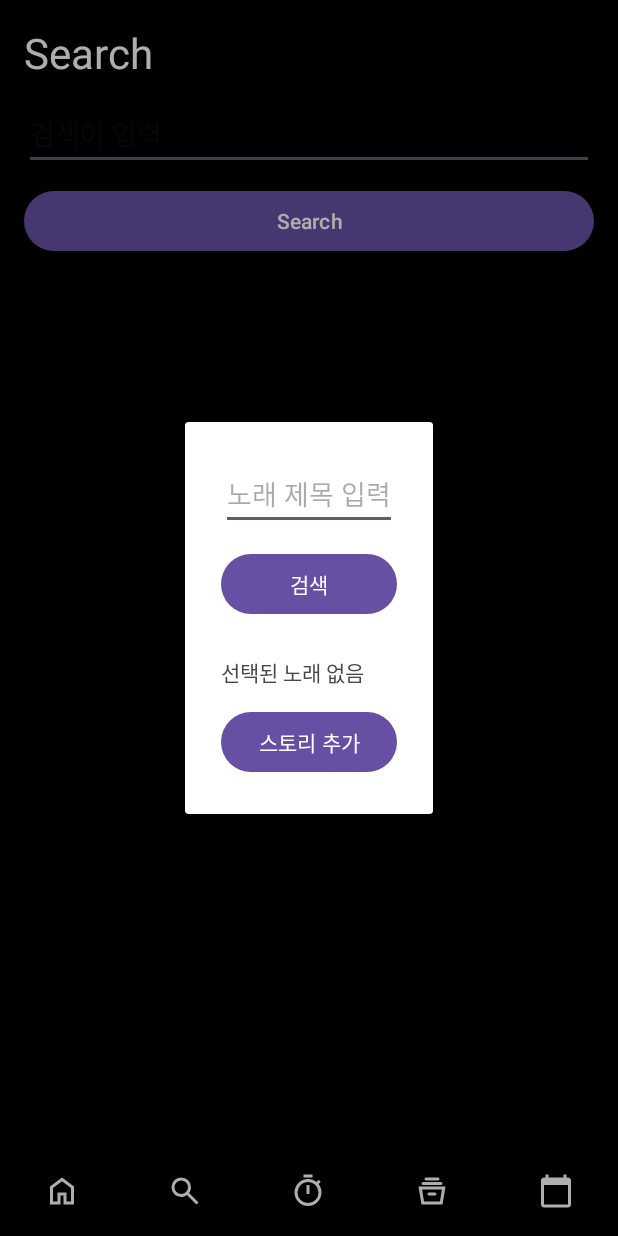
After one commit to ammgree/FLIPI, an Android app: the fragment StoryAddFragment placed in its activity, on a phone screen of 412 x 824 dp. The commit adds this screen. Run offline under Robolectric (Android 15) with nearby library versions, the phone set to English and light mode, and no system bars; our stand-ins replace Firebase (no records; nobody signed in at launch, a user with empty details on screens opened directly); pictures from the network do not load.

Commit message:
story 1차 구성

```diff
--- a/app/build.gradle.kts
+++ b/app/build.gradle.kts
@@ -3,6 +3,7 @@ plugins {
     alias(libs.plugins.kotlin.android)
     id("com.google.gms.google-services")
     id("androidx.navigation.safeargs.kotlin")
+    id("kotlin-parcelize")
 }
 
 android {
--- /dev/null
+++ b/app/src/main/java/com/example/itunesapi/StoryAddFragment.kt
@@ -0,0 +1,116 @@
+package com.example.itunesapi
+
+import android.app.AlertDialog
+import android.app.Dialog
+import android.os.Bundle
+import androidx.fragment.app.Fragment
+import android.view.LayoutInflater
+import android.view.View
+import android.view.ViewGroup
+import android.widget.Button
+import android.widget.EditText
+import android.widget.TextView
+import android.widget.Toast
+import androidx.fragment.app.DialogFragment
+import com.google.firebase.firestore.FirebaseFirestore
+import org.json.JSONObject
+import java.net.HttpURLConnection
+import java.net.URL
+import java.net.URLEncoder
+
+class StoryAddFragment : DialogFragment() {
+
+    private lateinit var searchInput: EditText
+    private lateinit var searchButton: Button
+    private lateinit var selectedSongText: TextView
+    private lateinit var addStoryButton: Button
+
+    // 선택된 노래 정보 저장용 변수
+    private var selectedTitle: String = ""
+    private var selectedArtist: String = ""
+    private var selectedAlbumArtUrl: String = ""
+
+    override fun onCreateView(
+        inflater: LayoutInflater,
+        container: ViewGroup?,
+        savedInstanceState: Bundle?
+    ): View? {
+        return inflater.inflate(R.layout.fragment_story_add, container, false)
+    }
+
+    override fun onViewCreated(view: View, savedInstanceState: Bundle?) {
+        searchInput = view.findViewById(R.id.searchInput)
+        searchButton = view.findViewById(R.id.searchButton)
+        selectedSongText = view.findViewById(R.id.selectedSongText)
+        addStoryButton = view.findViewById(R.id.addStoryButton)
+
+        // 1. 검색 버튼 클릭 시
+        searchButton.setOnClickListener {
+            val query = searchInput.text.toString()
+            if (query.isNotBlank()) {
+                searchSong(query)
+            } else {
+                Toast.makeText(requireContext(), "검색어를 입력해주세요", Toast.LENGTH_SHORT).show()
+            }
+        }
+
+        // 2. 추가 버튼 클릭 시 Firestore 저장
+        addStoryButton.setOnClickListener {
+            if (selectedTitle.isNotBlank()) {
+                val story = StoryItem(selectedTitle, selectedArtist, selectedAlbumArtUrl)
+                val db = FirebaseFirestore.getInstance()
+                db.collection("stories")
+                    .add(story)
+                    .addOnSuccessListener {
+                        Toast.makeText(requireContext(), "스토리 추가 완료", Toast.LENGTH_SHORT).show()
+                        dismiss()
+                    }
+                    .addOnFailureListener {
+                        Toast.makeText(requireContext(), "스토리 추가 실패", Toast.LENGTH_SHORT).show()
+                    }
+            } else {
+                Toast.makeText(requireContext(), "노래를 먼저 선택해주세요", Toast.LENGTH_SHORT).show()
+            }
+        }
+    }
+
+    // iTunes API 검색 예시
+    private fun searchSong(query: String) {
+        val url = "https://itunes.apple.com/search?term=${URLEncoder.encode(query, "UTF-8")}&entity=song&limit=1"
+
+        Thread {
+            try {
+                val connection = URL(url).openConnection() as HttpURLConnection
+                connection.requestMethod = "GET"
+                connection.connect()
+
+                val inputStream = connection.inputStream
+                val response = inputStream.bufferedReader().use { it.readText() }
+
+                val json = JSONObject(response)
+                val results = json.getJSONArray("results")
+
+                if (results.length() > 0) {
+                    val item = results.getJSONObject(0)
+                    selectedTitle = item.getString("trackName")
+                    selectedArtist = item.getString("artistName")
+                    selectedAlbumArtUrl = item.getString("artworkUrl100")
+
+                    // UI 업데이트는 메인스레드에서
+                    requireActivity().runOnUiThread {
+                        selectedSongText.text = "$selectedTitle - $selectedArtist"
+                    }
+                } else {
+                    requireActivity().runOnUiThread {
+                        Toast.makeText(requireContext(), "결과 없음", Toast.LENGTH_SHORT).show()
+                    }
+                }
+
+            } catch (e: Exception) {
+                requireActivity().runOnUiThread {
+                    Toast.makeText(requireContext(), "검색 실패: ${e.message}", Toast.LENGTH_SHORT).show()
+                }
+            }
+        }.start()
+    }
+}
--- /dev/null
+++ b/app/src/main/res/layout/fragment_story_add.xml
@@ -0,0 +1,35 @@
+<?xml version="1.0" encoding="utf-8"?>
+<LinearLayout
+    xmlns:android="http://schemas.android.com/apk/res/android"
+    android:orientation="vertical"
+    android:padding="24dp"
+    android:layout_width="match_parent"
+    android:layout_height="wrap_content">
+
+    <EditText
+        android:id="@+id/searchInput"
+        android:hint="노래 제목 입력"
+        android:layout_width="match_parent"
+        android:layout_height="wrap_content" />
+
+    <Button
+        android:id="@+id/searchButton"
+        android:text="검색"
+        android:layout_width="match_parent"
+        android:layout_height="wrap_content"
+        android:layout_marginTop="12dp" />
+
+    <TextView
+        android:id="@+id/selectedSongText"
+        android:text="선택된 노래 없음"
+        android:layout_width="match_parent"
+        android:layout_height="wrap_content"
+        android:layout_marginTop="24dp" />
+
+    <Button
+        android:id="@+id/addStoryButton"
+        android:text="스토리 추가"
+        android:layout_width="match_parent"
+        android:layout_height="wrap_content"
+        android:layout_marginTop="12dp" />
+</LinearLayout>
```
Also changed, not shown: app/src/main/java/com/example/itunesapi/HomeFragment.kt (+46 -18 lines), app/src/main/java/com/example/itunesapi/StoryAdapter.kt (+11 -12 lines), app/src/main/java/com/example/itunesapi/StoryDetailFragment.kt (+10 -35 lines), app/src/main/res/layout/fragment_home.xml (+8 -0 lines).
